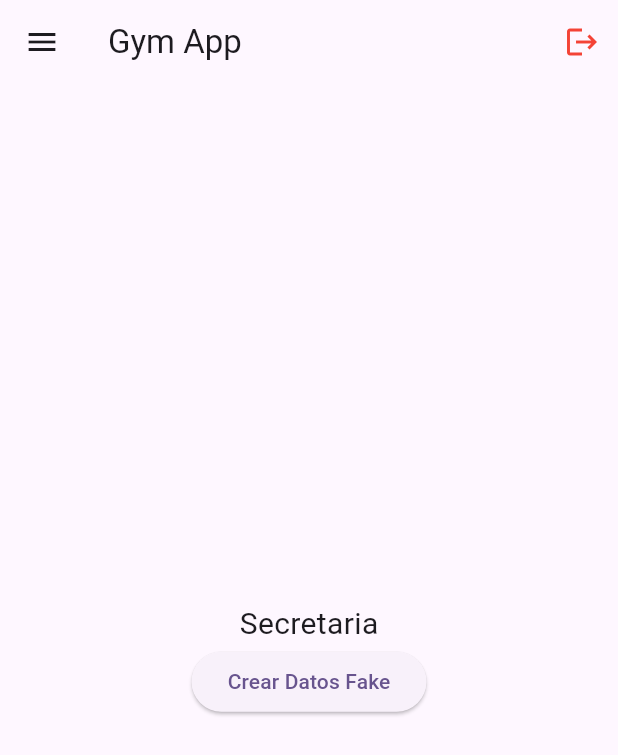
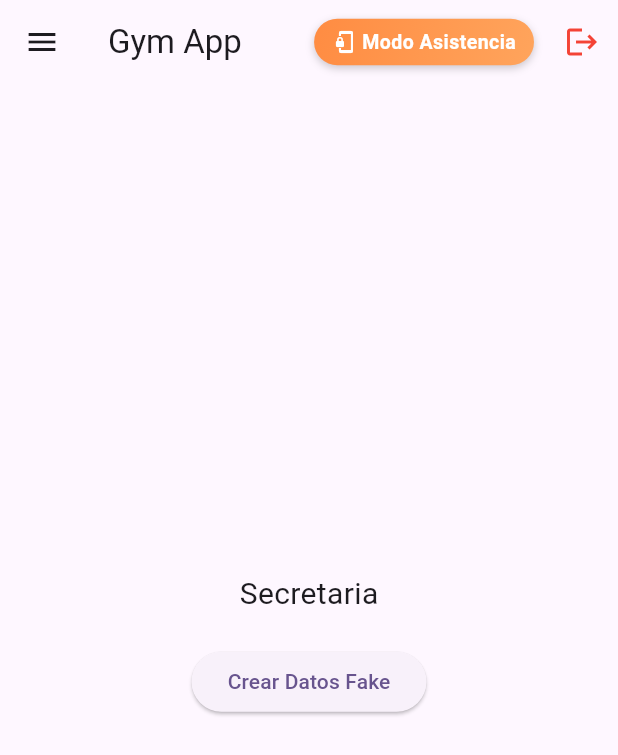
Before and after one commit to Marcortes22/MetaGymApp, a Flutter app: the SecretaryHomeScreen screen opened by its route, on a phone screen of 412 x 824 dp. Shown: the top 755 px of the screen. Run offline on Flutter 3.47's test engine with Material 3 defaults, Android fonts, the phone set to English and light mode, and no system bars; our stand-ins replace carousel_slider, cloud_firestore, firebase_auth, firebase_core, flutter_dotenv, qr_flutter and 1 more; missing offline and left inert: mobile_scanner; accounts and stored records are empty.

```diff
--- a/lib/screens/client/client_home_screen.dart
+++ b/lib/screens/client/client_home_screen.dart
@@ -1,6 +1,7 @@
 import 'package:flutter/material.dart';
 import 'package:firebase_auth/firebase_auth.dart';
 import 'package:cloud_firestore/cloud_firestore.dart';
+import 'package:gym_app/widgets/ActivateTotenModeButton.dart';
 
 class ClientHomeScreen extends StatefulWidget {
   const ClientHomeScreen({super.key});
@@ -57,6 +58,7 @@ class _ClientHomeScreenState extends State<ClientHomeScreen> {
           },
         ),
         actions: [
+          const ActivateTotenModeButton(),
           IconButton(
             icon: const Icon(Icons.notifications, color: Color(0xFFFF8C42)),
             onPressed: () {
@@ -181,6 +183,7 @@ class _ClientHomeScreenState extends State<ClientHomeScreen> {
                   ),
                 ],
               ),
+              const SizedBox(height: 20),
             ],
           ),
         ),
--- a/lib/screens/owner/owner_home_screen.dart
+++ b/lib/screens/owner/owner_home_screen.dart
@@ -2,6 +2,7 @@ import 'package:flutter/material.dart';
 import 'package:firebase_auth/firebase_auth.dart';
 import 'package:cloud_firestore/cloud_firestore.dart';
 import 'package:gym_app/routes/AppRoutes.dart';
+import 'package:gym_app/widgets/ActivateTotenModeButton.dart';
 
 class OwnerHomeScreen extends StatelessWidget {
   const OwnerHomeScreen({super.key});
@@ -58,6 +59,7 @@ class OwnerHomeScreen extends StatelessWidget {
           },
         ),
         actions: [
+          const ActivateTotenModeButton(),
           IconButton(
             icon: const Icon(
               Icons.notifications_none,
@@ -155,6 +157,7 @@ class OwnerHomeScreen extends StatelessWidget {
                   Navigator.pushNamed(context, AppRoutes.users);
                 },
               ),
+              const SizedBox(height: 16),
             ],
           ),
         ),
--- a/lib/screens/owner/secretary_home_screen.dart
+++ b/lib/screens/owner/secretary_home_screen.dart
@@ -1,6 +1,7 @@
 import 'package:flutter/material.dart';
 import 'package:gym_app/services/create_collections.dart';
 import 'package:gym_app/widgets/log_out_button.dart';
+import 'package:gym_app/widgets/ActivateTotenModeButton.dart';
 
 class SecretaryHomeScreen extends StatelessWidget {
   const SecretaryHomeScreen({super.key});
@@ -20,7 +21,7 @@ class SecretaryHomeScreen extends StatelessWidget {
         //   },
         // ),
         title: const Text('Gym App'),
-        actions: const [LogoutButton()],
+        actions: const [ActivateTotenModeButton(), LogoutButton()],
       ),
       drawer: Drawer(
         // Add a ListView to the drawer. This ensures the user can scroll
@@ -60,13 +61,14 @@ class SecretaryHomeScreen extends StatelessWidget {
           mainAxisAlignment: MainAxisAlignment.center,
           children: [
             const Text('Secretaria', style: TextStyle(fontSize: 20)),
-            // const SizedBox(height: 20),
+            const SizedBox(height: 20),
             ElevatedButton(
               onPressed: () async {
                 await createFakeGymData();
               },
               child: const Text('Crear Datos Fake'),
             ),
+            const SizedBox(height: 20),
           ],
         ),
       ),
--- a/lib/widgets/ActivateTotenModeButton.dart
+++ b/lib/widgets/ActivateTotenModeButton.dart
@@ -1,28 +1,94 @@
 import 'package:flutter/material.dart';
 import 'package:shared_preferences/shared_preferences.dart';
 import 'package:firebase_auth/firebase_auth.dart';
+import 'package:gym_app/widgets/KioskModeModal.dart';
 
 class ActivateTotenModeButton extends StatelessWidget {
-  const ActivateTotenModeButton({super.key});
+  final Color? color;
+
+  const ActivateTotenModeButton({super.key, this.color});
 
   Future<void> activarModoTotenYDeslogear(BuildContext context) async {
     final prefs = await SharedPreferences.getInstance();
     await prefs.setBool('modo_toten', true);
     await FirebaseAuth.instance.signOut();
 
-    ScaffoldMessenger.of(context).showSnackBar(
-      const SnackBar(
-        content: Text("Modo Asistencia activado. Reinicia la app."),
-      ),
+    if (context.mounted) {
+      ScaffoldMessenger.of(context).showSnackBar(
+        const SnackBar(
+          content: Text("Modo Asistencia activado. Reinicia la app."),
+          backgroundColor: Colors.green,
+        ),
+      );
+    }
+  }
+
+  void _showConfirmationDialog(BuildContext context) {
+    showDialog(
+      context: context,
+      builder: (BuildContext dialogContext) {
+        return KioskModeModal(
+          onConfirm: () {
+            Navigator.of(dialogContext).pop();
+            activarModoTotenYDeslogear(context);
+          },
+          onCancel: () => Navigator.of(dialogContext).pop(),
+        );
+      },
     );
   }
 
   @override
   Widget build(BuildContext context) {
-    return ElevatedButton.icon(
-      onPressed: () => activarModoTotenYDeslogear(context),
-      icon: const Icon(Icons.phonelink_lock),
-      label: const Text("Activar Modo Asistencia "),
+    return Container(
+      margin: const EdgeInsets.symmetric(horizontal: 8),
+      decoration: BoxDecoration(
+        gradient: const LinearGradient(
+          colors: [Color(0xFFFF8C42), Color(0xFFFFA45C)],
+          begin: Alignment.topLeft,
+          end: Alignment.bottomRight,
+        ),
+        borderRadius: BorderRadius.circular(20),
+        boxShadow: [
+          BoxShadow(
+            color: Colors.black.withOpacity(0.2),
+            blurRadius: 4,
+            offset: const Offset(0, 2),
+          ),
+        ],
+      ),
+      child: Material(
+        color: Colors.transparent,
+        child: InkWell(
+          borderRadius: BorderRadius.circular(20),
+          onTap: () => _showConfirmationDialog(context),
+          splashColor: Colors.white.withOpacity(0.2),
+          highlightColor: Colors.transparent,
+          child: Padding(
+            padding: const EdgeInsets.symmetric(horizontal: 12, vertical: 6),
+            child: Row(
+              mainAxisSize: MainAxisSize.min,
+              children: [
+                Icon(
+                  Icons.phonelink_lock,
+                  color: color ?? Colors.white,
+                  size: 16,
+                ),
+                const SizedBox(width: 4),
+                Text(
+                  "Modo Asistencia",
+                  style: TextStyle(
+                    color: color ?? Colors.white,
+                    fontSize: 13,
+                    fontWeight: FontWeight.w600,
+                    letterSpacing: 0.3,
+                  ),
+                ),
+              ],
+            ),
+          ),
+        ),
+      ),
     );
   }
 }
```
Also changed, not shown: lib/screens/auth/CheckInScreen.dart (+23 -9 lines), lib/screens/client/qr_scanner_screen.dart (+16 -4 lines), lib/services/attendance_service.dart (+186 -14 lines), lib/services/subscription_service.dart (+45 -0 lines), lib/widgets/KioskModeModal.dart (added, +134 -0 lines), 1 other file.
